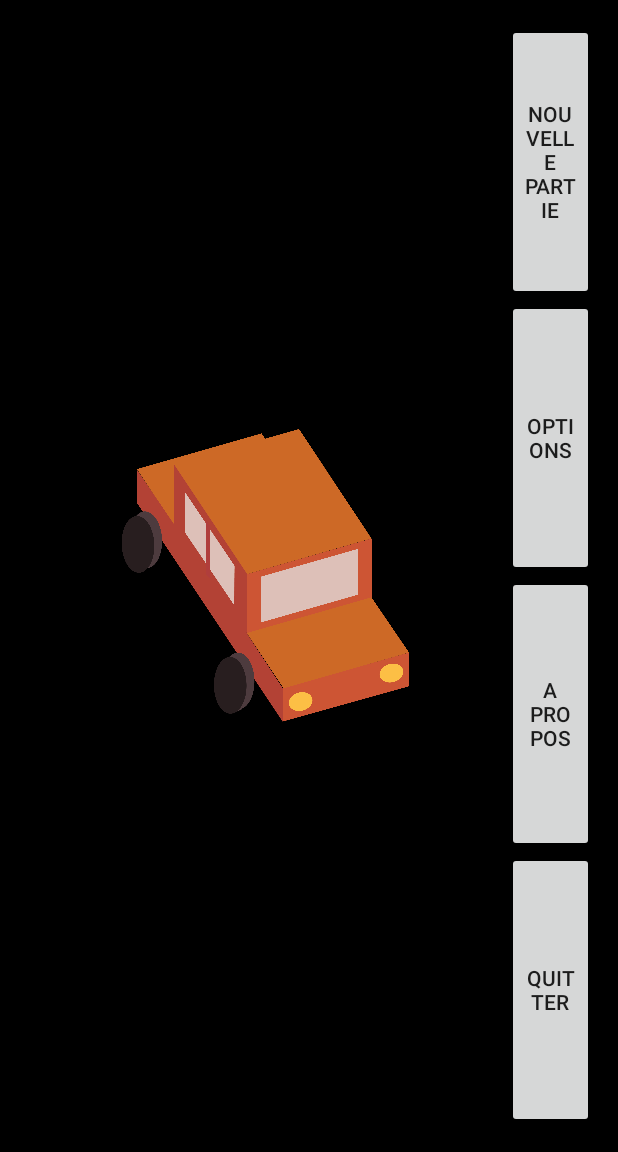
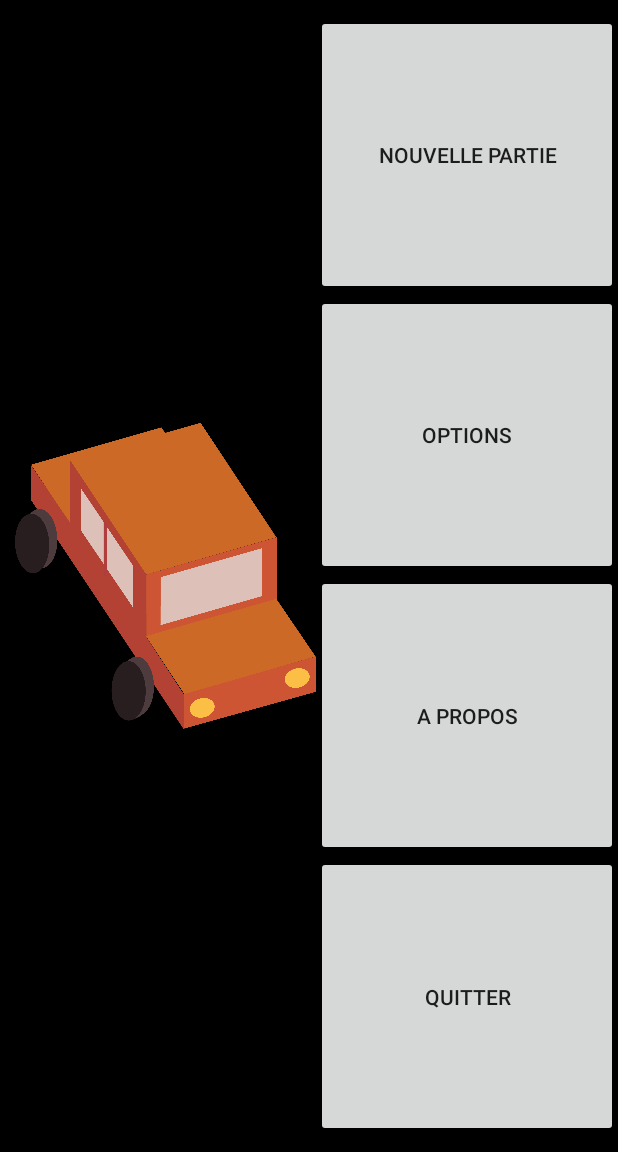
Before and after one commit to VincentDubois/TrafficJam, an Android app: the MenuActivity screen opened directly, with no data from a screen before it, on a phone screen of 412 x 824 dp, the part 84-1236 px from its top. Run offline under Robolectric (Android 15) with nearby library versions, the phone set to English and light mode, and no system bars.

Commit message:
Menu fonctionnel

```diff
--- a/app/src/main/res/layout/activity_menu.xml
+++ b/app/src/main/res/layout/activity_menu.xml
@@ -2,26 +2,29 @@
     xmlns:tools="http://schemas.android.com/tools"
     android:layout_width="match_parent"
     android:layout_height="match_parent"
-    android:paddingLeft="@dimen/activity_horizontal_margin"
-    android:paddingRight="@dimen/activity_horizontal_margin"
-    android:paddingTop="@dimen/activity_vertical_margin"
-    android:paddingBottom="@dimen/activity_vertical_margin"
+    android:paddingLeft="10dp"
+    android:paddingRight="0dp"
+    android:paddingTop="10dp"
+    android:paddingBottom="10dp"
     android:orientation="horizontal"
-    tools:context="fr.iutlens.trafficjam.traffic.MenuActivity"
+    tools:context="fr.iutlens.trafficjam.MenuActivity"
     android:weightSum="1"
     android:background="#ff000000">
 
     <ImageView
-        android:layout_width="322dp"
-        android:layout_height="195dp"
+        android:layout_width="0dp"
+        android:layout_height="fill_parent"
         android:id="@+id/imageView2"
         android:layout_gravity="center_vertical"
-        android:src="@drawable/background" />
+        android:src="@drawable/car"
+        android:layout_weight="0.50"
+        android:scaleType="fitCenter" />
 
     <LinearLayout
         android:orientation="vertical"
-        android:layout_width="fill_parent"
-        android:layout_height="fill_parent">
+        android:layout_width="0dp"
+        android:layout_height="fill_parent"
+        android:layout_weight="0.50">
 
         <Button
             android:layout_width="match_parent"
@@ -29,7 +32,8 @@
             android:text="@string/nouvelle"
             android:id="@+id/button"
             android:layout_gravity="center_horizontal"
-            android:layout_weight="1" />
+            android:layout_weight="1"
+            android:onClick="newgame" />
 
         <Button
             style="?android:attr/buttonStyleSmall"
@@ -38,7 +42,8 @@
             android:text="@string/option"
             android:id="@+id/button2"
             android:layout_gravity="center_horizontal"
-            android:layout_weight="1" />
+            android:layout_weight="1"
+            android:onClick="options" />
 
         <Button
             android:layout_width="match_parent"
@@ -46,7 +51,8 @@
             android:text="@string/propos"
             android:id="@+id/button3"
             android:layout_gravity="center_horizontal"
-            android:layout_weight="1" />
+            android:layout_weight="1"
+            android:onClick="propos" />
 
         <Button
             android:layout_width="match_parent"
@@ -54,7 +60,8 @@
             android:text="@string/quit"
             android:id="@+id/button4"
             android:layout_gravity="center_horizontal"
-            android:layout_weight="1" />
+            android:layout_weight="1"
+            android:onClick="quit" />
     </LinearLayout>
 
 </LinearLayout>
```
